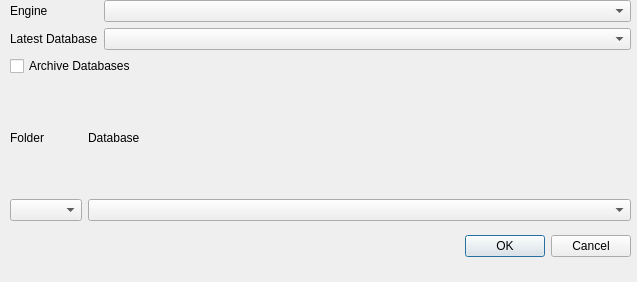
Before: the Qt Designer form src/gui/DatabaseOpenWidgetCloud.ui in danilovsergei/keepassx-gdrive, drawn with Qt 5.
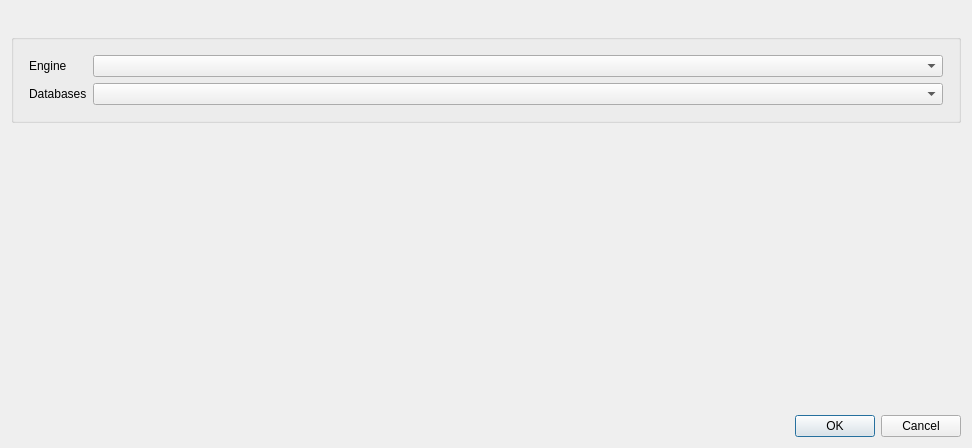
After: the same form once the commit is applied.

Commit message: Per feature Polish UI #15:   Made Open cloud database widget to look the same as other widgets   now databases in the open cloud db widget sorted by last modified date   combobox date format changed to more compact

Diff of the .ui file:
```diff
--- a/src/gui/DatabaseOpenWidgetCloud.ui
+++ b/src/gui/DatabaseOpenWidgetCloud.ui
@@ -6,43 +6,60 @@
    <rect>
     <x>0</x>
     <y>0</y>
-    <width>637</width>
-    <height>282</height>
+    <width>972</width>
+    <height>448</height>
    </rect>
   </property>
   <property name="windowTitle">
    <string>Dialog</string>
   </property>
-  <widget class="QDialogButtonBox" name="buttonBox">
-   <property name="geometry">
-    <rect>
-     <x>290</x>
-     <y>230</y>
-     <width>341</width>
-     <height>32</height>
-    </rect>
-   </property>
-   <property name="orientation">
-    <enum>Qt::Horizontal</enum>
-   </property>
-   <property name="standardButtons">
-    <set>QDialogButtonBox::Cancel|QDialogButtonBox::Ok</set>
-   </property>
-  </widget>
-  <widget class="QWidget" name="verticalLayoutWidget_2">
-   <property name="geometry">
-    <rect>
-     <x>10</x>
-     <y>0</y>
-     <width>621</width>
-     <height>221</height>
-    </rect>
-   </property>
-   <layout class="QVBoxLayout" name="verticalLayout_2">
-    <item>
-     <layout class="QVBoxLayout" name="verticalLayout">
-      <item>
+  <layout class="QVBoxLayout" name="verticalLayout">
+   <item>
+    <widget class="QLabel" name="headlineLabel">
+     <property name="text">
+      <string/>
+     </property>
+    </widget>
+   </item>
+   <item>
+    <spacer name="verticalSpacer_2">
+     <property name="orientation">
+      <enum>Qt::Vertical</enum>
+     </property>
+     <property name="sizeType">
+      <enum>QSizePolicy::Fixed</enum>
+     </property>
+     <property name="sizeHint" stdset="0">
+      <size>
+       <width>1</width>
+       <height>3</height>
+      </size>
+     </property>
+    </spacer>
+   </item>
+   <item>
+    <widget class="QGroupBox" name="groupBox">
+     <property name="title">
+      <string/>
+     </property>
+     <layout class="QGridLayout" name="gridLayout_2">
+      <item row="0" column="0">
        <layout class="QGridLayout" name="gridLayout">
+        <property name="leftMargin">
+         <number>6</number>
+        </property>
+        <property name="topMargin">
+         <number>6</number>
+        </property>
+        <property name="rightMargin">
+         <number>6</number>
+        </property>
+        <property name="bottomMargin">
+         <number>6</number>
+        </property>
+        <property name="verticalSpacing">
+         <number>6</number>
+        </property>
         <item row="8" column="1">
          <widget class="QComboBox" name="comboCloudEngine"/>
         </item>
@@ -58,7 +75,7 @@
            </sizepolicy>
           </property>
           <property name="text">
-           <string>Latest Database</string>
+           <string>Databases</string>
           </property>
          </widget>
         </item>
@@ -77,67 +94,34 @@
         </item>
        </layout>
       </item>
-      <item>
-       <widget class="QCheckBox" name="checkAccessArchive">
-        <property name="text">
-         <string>Archive Databases</string>
-        </property>
-       </widget>
-      </item>
-      <item>
-       <layout class="QGridLayout" name="gridLayout_2">
-        <item row="0" column="0">
-         <widget class="QLabel" name="label_3">
-          <property name="sizePolicy">
-           <sizepolicy hsizetype="Fixed" vsizetype="Preferred">
-            <horstretch>0</horstretch>
-            <verstretch>0</verstretch>
-           </sizepolicy>
-          </property>
-          <property name="text">
-           <string>Folder</string>
-          </property>
-         </widget>
-        </item>
-        <item row="1" column="0">
-         <widget class="QComboBox" name="comboArchiveFolder">
-          <property name="sizePolicy">
-           <sizepolicy hsizetype="Fixed" vsizetype="Fixed">
-            <horstretch>0</horstretch>
-            <verstretch>0</verstretch>
-           </sizepolicy>
-          </property>
-         </widget>
-        </item>
-        <item row="1" column="1">
-         <widget class="QComboBox" name="comboArchiveCloudDb">
-          <property name="sizePolicy">
-           <sizepolicy hsizetype="MinimumExpanding" vsizetype="Fixed">
-            <horstretch>0</horstretch>
-            <verstretch>0</verstretch>
-           </sizepolicy>
-          </property>
-         </widget>
-        </item>
-        <item row="0" column="1">
-         <widget class="QLabel" name="label_4">
-          <property name="sizePolicy">
-           <sizepolicy hsizetype="Fixed" vsizetype="Preferred">
-            <horstretch>0</horstretch>
-            <verstretch>0</verstretch>
-           </sizepolicy>
-          </property>
-          <property name="text">
-           <string>Database</string>
-          </property>
-         </widget>
-        </item>
-       </layout>
-      </item>
      </layout>
-    </item>
-   </layout>
-  </widget>
+     <zorder></zorder>
+    </widget>
+   </item>
+   <item>
+    <spacer name="verticalSpacer">
+     <property name="orientation">
+      <enum>Qt::Vertical</enum>
+     </property>
+     <property name="sizeHint" stdset="0">
+      <size>
+       <width>878</width>
+       <height>241</height>
+      </size>
+     </property>
+    </spacer>
+   </item>
+   <item>
+    <widget class="QDialogButtonBox" name="buttonBox">
+     <property name="orientation">
+      <enum>Qt::Horizontal</enum>
+     </property>
+     <property name="standardButtons">
+      <set>QDialogButtonBox::Cancel|QDialogButtonBox::Ok</set>
+     </property>
+    </widget>
+   </item>
+  </layout>
  </widget>
  <resources/>
  <connections>
```
The commit also changes 3 other files.
